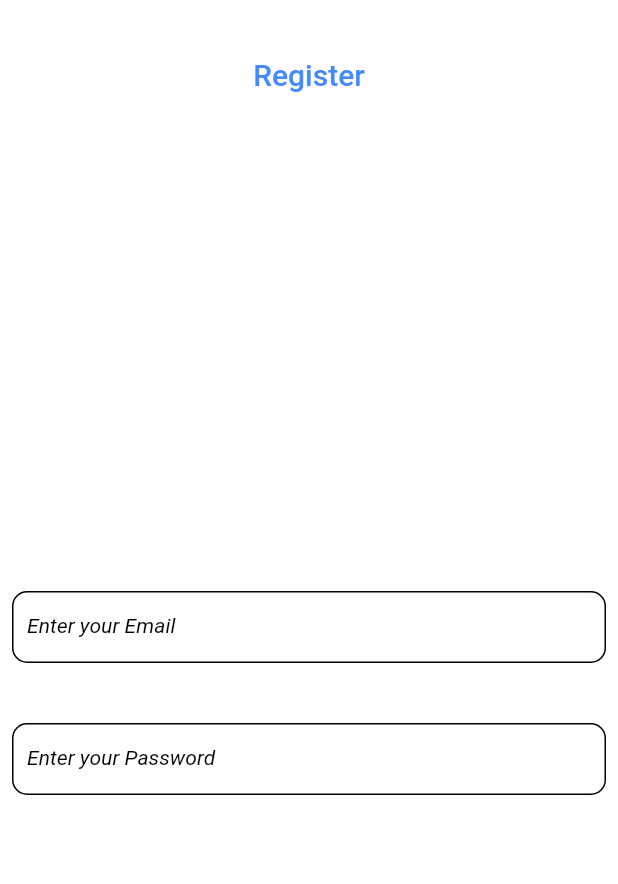
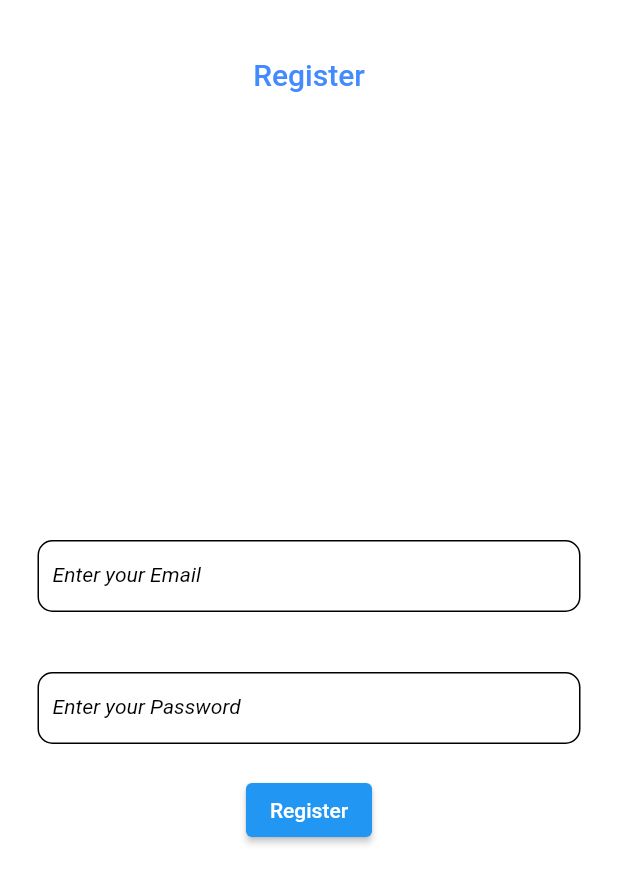
Before and after one commit to OstrichFarmer/notepad, a Flutter app: the screen it shows after launch, on a phone screen of 412 x 824 dp. Shown: the top 884 px of the screen. Run offline on Flutter 3.47's test engine with Material 2 defaults, Android fonts, the phone set to English and light mode, and no system bars; our stand-ins replace firebase_core; accounts and stored records are empty.

Commit message:
added text editing controllers

```diff
--- a/lib/main.dart
+++ b/lib/main.dart
@@ -11,12 +11,29 @@ void main() {
   ));
 }
 
-class Homepage extends StatelessWidget {
+class Homepage extends StatefulWidget {
   const Homepage({super.key});
 
   @override
+  State<Homepage> createState() => _HomepageState();
+}
+
+class _HomepageState extends State<Homepage> {
+  late final TextEditingController _email;
+  late final TextEditingController _password;
+
+  @override
+  void initState() {
+    _email = TextEditingController();
+    _password = TextEditingController();
+    super.initState();
+  }
+
+  @override
   Widget build(BuildContext context) {
-    return Scaffold(
+    return GestureDetector(
+      onTap: () => FocusManager.instance.primaryFocus!.unfocus(),
+      child: Scaffold(
         backgroundColor: Colors.white,
         appBar: AppBar(
           backgroundColor: Colors.white,
@@ -29,11 +46,12 @@ class Homepage extends StatelessWidget {
           centerTitle: true,
         ),
         body: Padding(
-        padding: const EdgeInsets.all(8.0),
+          padding: const EdgeInsets.only(left: 25, right: 25),
           child: Column(
             mainAxisAlignment: MainAxisAlignment.center,
             children: [
               TextFormField(
+                controller: _email,
                 cursorColor: Colors.lightBlueAccent,
                 onChanged: (_) {},
                 decoration: InputDecoration(
@@ -62,6 +80,7 @@ class Homepage extends StatelessWidget {
                 height: 40,
               ),
               TextFormField(
+                controller: _password,
                 obscureText: true,
                 cursorColor: Colors.lightBlueAccent,
                 onChanged: (_) {},
@@ -87,7 +106,12 @@ class Homepage extends StatelessWidget {
                   ),
                 ),
               ),
+              const SizedBox(
+                height: 20,
+              ),
+              ElevatedButton(onPressed: () {}, child: const Text('Register'))
             ],
+          ),
         ),
       ),
     );
```
Lines whose indentation alone changed are shown as unchanged.
